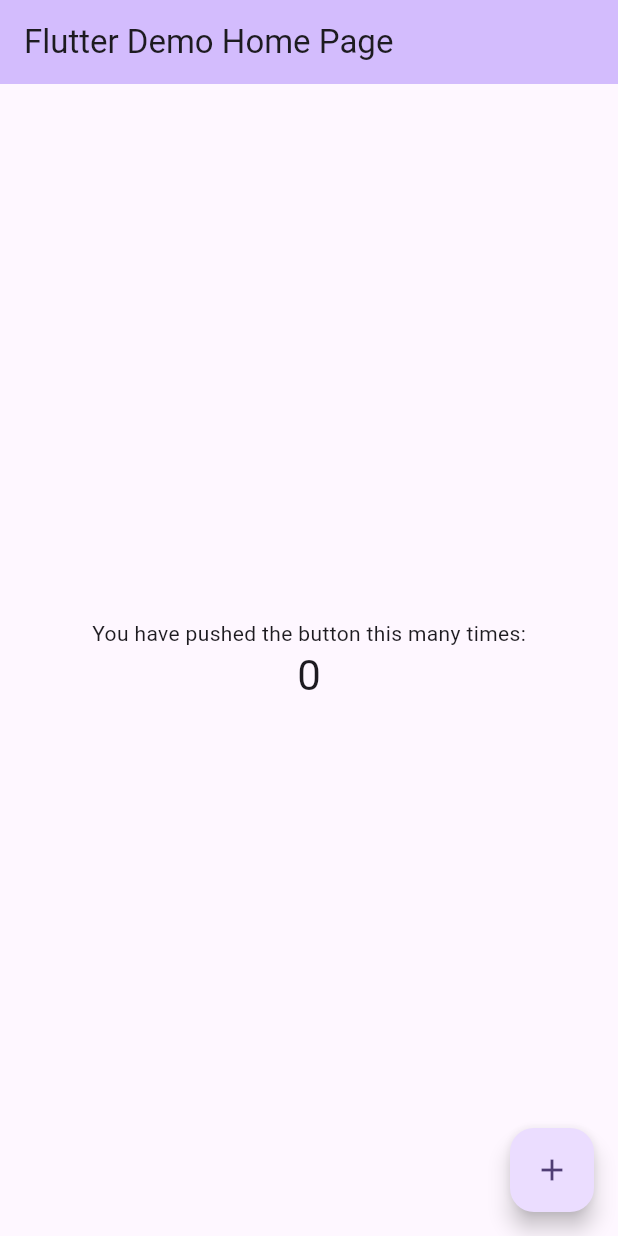
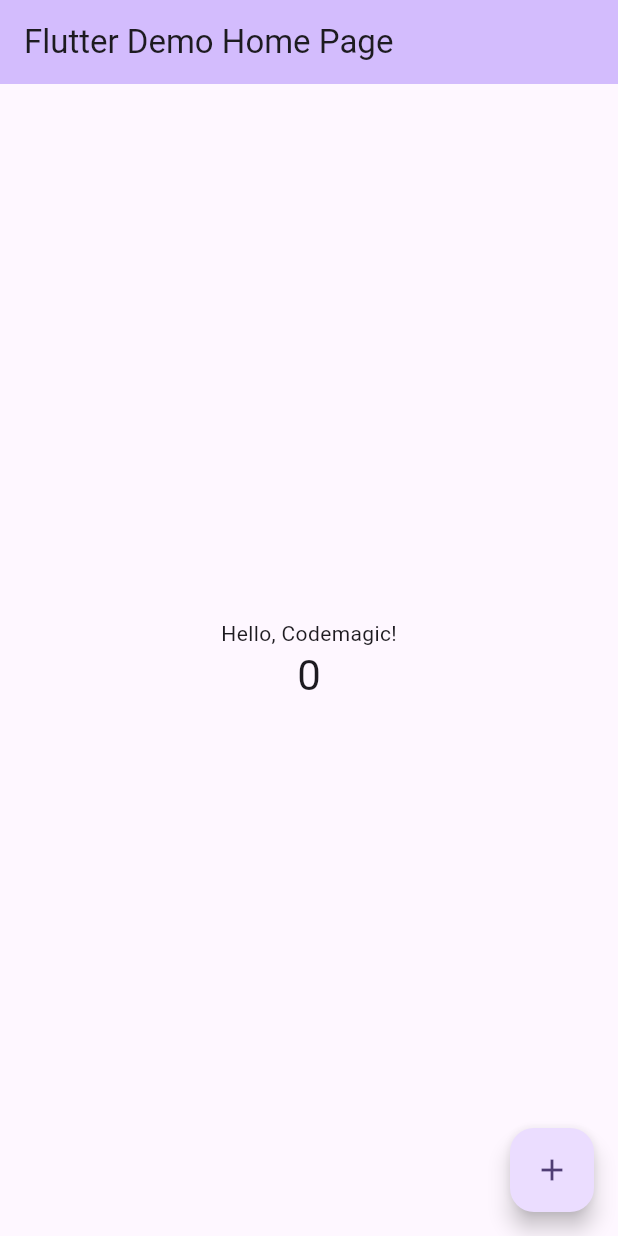
Before and after one commit to toyozaki/codemagic_sample, a Flutter app: the screen it shows after launch, on a phone screen of 412 x 824 dp. Run offline on Flutter 3.47's test engine with Material 2 defaults, Android fonts, the phone set to English and light mode, and no system bars.

Commit message:
Hello, Codemagic

```diff
--- a/lib/main.dart
+++ b/lib/main.dart
@@ -106,7 +106,7 @@ class _MyHomePageState extends State<MyHomePage> {
           mainAxisAlignment: MainAxisAlignment.center,
           children: <Widget>[
             const Text(
-              'You have pushed the button this many times:',
+              'Hello, Codemagic!',
             ),
             Text(
               '$_counter',
```
